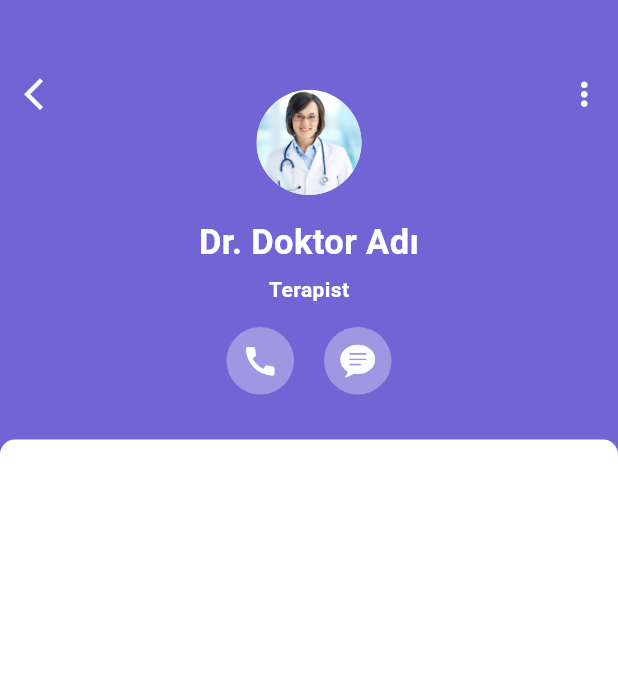
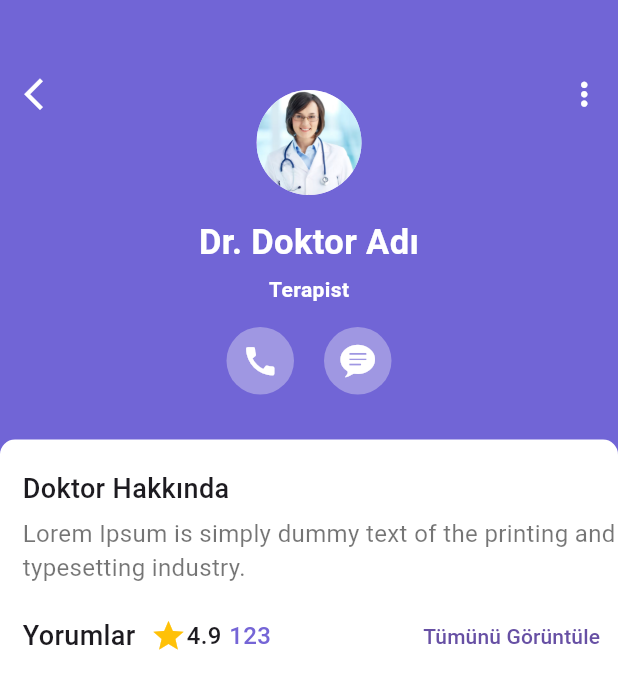
Before and after one commit to mmkocak/saglikapp, a Flutter app: the AppointmentScreen screen opened directly, on a phone screen of 412 x 824 dp. Shown: the top 689 px of the screen. Run offline on Flutter 3.47's test engine with Material 3 defaults, Android fonts, the phone set to English and light mode, and no system bars.

Commit message:
appointment sayfası güncelleme

```diff
--- a/lib/view/appointment/appointment_screen.dart
+++ b/lib/view/appointment/appointment_screen.dart
@@ -127,9 +127,51 @@ class AppointmentScreen extends StatelessWidget {
                 borderRadius: BorderRadius.only(
                   topLeft: Radius.circular(10),
                   topRight: Radius.circular(10)
-
                 )
               ),
+              child:  Column(
+
+                crossAxisAlignment: CrossAxisAlignment.start,
+                mainAxisSize: MainAxisSize.max,
+
+                children: [
+                  const Text("Doktor Hakkında",
+                  style:   TextStyle(
+                    fontSize: 18,
+                    fontWeight: FontWeight.w500
+                     ),
+                  ),
+                  const SizedBox(height: 5,),
+                  const Text("Lorem Ipsum is simply dummy text of the printing and typesetting industry.",
+                  style: TextStyle(fontSize: 16, color: Colors.black54),
+                  ),
+                  const SizedBox(height: 10,),
+                  Row(
+                    children: [
+                     const Text("Yorumlar",
+                      style: TextStyle(
+                        fontSize: 18,
+                        fontWeight: FontWeight.w500
+                      ),
+                      ),
+                     const  SizedBox(width: 10,),
+                     const Icon(Icons.star, color: Colors.amber,),
+                     const Text("4.9", style: TextStyle(
+                        fontWeight: FontWeight.w500,
+                        fontSize: 16,
+                      ),),
+                     const SizedBox(width: 5,),
+                     const Text("123", style: TextStyle(
+                        fontWeight: FontWeight.w500,
+                        fontSize: 16,
+                        color: Color(0xFF7565d6),
+                      ),),
+                     const Spacer(),
+                      TextButton(onPressed: (){}, child: Text("Tümünü Görüntüle"))
+                    ],
+                  ),
+                ],
+                ),
             ),
           ],
         ),
```
